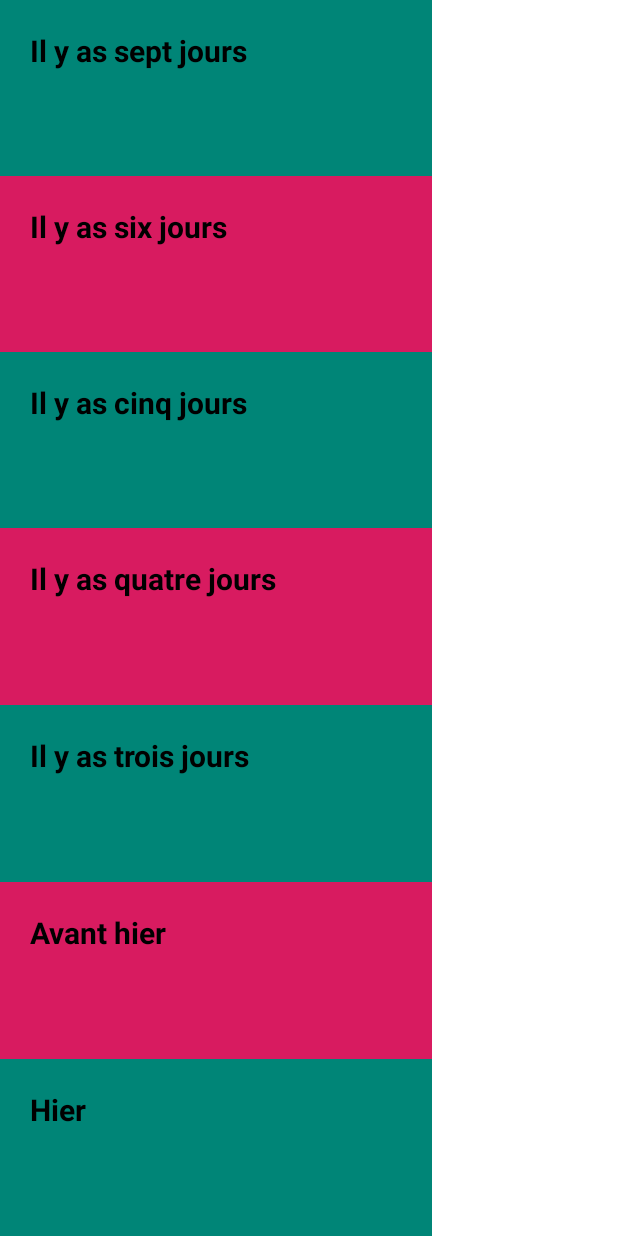
After one commit to thomas25520/MoodTracker, an Android app: the layout history_view.xml on its own in the app's theme, with its tools: preview values and no code run, on a phone screen of 412 x 824 dp. The commit adds this screen. Run offline under Robolectric (Android 15) with nearby library versions, the phone set to English and light mode, and no system bars.

Commit message:
[ADD] -- History view design --

```diff
--- /dev/null
+++ b/app/src/main/res/layout/history_view.xml
@@ -0,0 +1,182 @@
+<?xml version="1.0" encoding="utf-8"?>
+<LinearLayout xmlns:android="http://schemas.android.com/apk/res/android"
+    android:layout_width="match_parent"
+    android:layout_height="match_parent"
+    android:orientation="vertical">
+
+    <LinearLayout
+        android:layout_width="match_parent"
+        android:layout_height="0dp"
+        android:layout_weight="1"
+        android:orientation="horizontal">
+
+        <TextView
+            android:layout_width="0dp"
+            android:layout_height="match_parent"
+            android:layout_weight="0.7"
+            android:background="@color/colorPrimary"
+            android:padding="20dp"
+            android:text="@string/d_7"
+            android:textColor="#000000"
+            android:textSize="20sp"
+            android:textStyle="bold" />
+
+        <ImageView
+            android:layout_width="0dp"
+            android:layout_height="match_parent"
+            android:layout_weight="0.3"
+            android:background="#fff" />
+
+    </LinearLayout>
+
+    <LinearLayout
+        android:layout_width="match_parent"
+        android:layout_height="0dp"
+        android:layout_weight="1"
+        android:orientation="horizontal">
+
+        <TextView
+            android:layout_width="0dp"
+            android:layout_height="match_parent"
+            android:layout_weight="0.7"
+            android:background="@color/colorAccent"
+            android:padding="20dp"
+            android:text="@string/d_6"
+            android:textColor="#000000"
+            android:textSize="20sp"
+            android:textStyle="bold" />
+
+        <TextView
+            android:layout_width="0dp"
+            android:layout_height="match_parent"
+            android:layout_weight="0.3"
+            android:background="#fff" />
+
+    </LinearLayout>
+
+    <LinearLayout
+        android:layout_width="match_parent"
+        android:layout_height="0dp"
+        android:layout_weight="1"
+        android:orientation="horizontal">
+
+        <TextView
+            android:layout_width="0dp"
+            android:layout_height="match_parent"
+            android:layout_weight="0.7"
+            android:background="@color/colorPrimary"
+            android:padding="20dp"
+            android:text="@string/d_5"
+            android:textColor="#000000"
+            android:textSize="20sp"
+            android:textStyle="bold" />
+
+        <TextView
+            android:layout_width="0dp"
+            android:layout_height="match_parent"
+            android:layout_weight="0.3"
+            android:background="#fff" />
+
+    </LinearLayout>
+
+    <LinearLayout
+        android:layout_width="match_parent"
+        android:layout_height="0dp"
+        android:layout_weight="1"
+        android:orientation="horizontal">
+
+        <TextView
+            android:layout_width="0dp"
+            android:layout_height="match_parent"
+            android:layout_weight="0.7"
+            android:background="@color/colorAccent"
+            android:padding="20dp"
+            android:text="@string/d_4"
+            android:textColor="#000000"
+            android:textSize="20sp"
+            android:textStyle="bold" />
+
+        <TextView
+            android:layout_width="0dp"
+            android:layout_height="match_parent"
+            android:layout_weight="0.3"
+            android:background="#fff" />
+
+    </LinearLayout>
+
+    <LinearLayout
+        android:layout_width="match_parent"
+        android:layout_height="0dp"
+        android:layout_weight="1"
+        android:orientation="horizontal">
+
+        <TextView
+            android:layout_width="0dp"
+            android:layout_height="match_parent"
+            android:layout_weight="0.7"
+            android:background="@color/colorPrimary"
+            android:padding="20dp"
+            android:text="@string/d_3"
+            android:textColor="#000000"
+            android:textSize="20sp"
+            android:textStyle="bold" />
+
+        <TextView
+            android:layout_width="0dp"
+            android:layout_height="match_parent"
+            android:layout_weight="0.3"
+            android:background="#fff" />
+
+    </LinearLayout>
+
+    <LinearLayout
+        android:layout_width="match_parent"
+        android:layout_height="0dp"
+        android:layout_weight="1"
+        android:orientation="horizontal">
+
+        <TextView
+            android:layout_width="0dp"
+            android:layout_height="match_parent"
+            android:layout_weight="0.7"
+            android:background="@color/colorAccent"
+            android:padding="20dp"
+            android:text="@string/d_2"
+            android:textColor="#000000"
+            android:textSize="20sp"
+            android:textStyle="bold" />
+
+        <TextView
+            android:layout_width="0dp"
+            android:layout_height="match_parent"
+            android:layout_weight="0.3"
+            android:background="#fff" />
+
+    </LinearLayout>
+
+    <LinearLayout
+        android:layout_width="match_parent"
+        android:layout_height="0dp"
+        android:layout_weight="1"
+        android:orientation="horizontal">
+
+        <TextView
+            android:layout_width="0dp"
+            android:layout_height="match_parent"
+            android:layout_weight="0.7"
+            android:background="@color/colorPrimary"
+            android:padding="20dp"
+            android:text="@string/d_1"
+            android:textColor="#000000"
+            android:textSize="20sp"
+            android:textStyle="bold" />
+
+        <TextView
+            android:layout_width="0dp"
+            android:layout_height="match_parent"
+            android:layout_weight="0.3"
+            android:background="#fff" />
+
+    </LinearLayout>
+
+</LinearLayout>
--- a/app/src/main/res/values/strings.xml
+++ b/app/src/main/res/values/strings.xml
@@ -5,5 +5,12 @@
     <string name="history_button">history_button</string>
     <string name="mood_image">mood_image</string>
     <string name="add_mood_button">add_mood_button</string>
+    <string name="d_7">Il y as sept jours</string>
+    <string name="d_6">Il y as six jours</string>
+    <string name="d_5">Il y as cinq jours</string>
+    <string name="d_4">Il y as quatre jours</string>
+    <string name="d_3">Il y as trois jours</string>
+    <string name="d_2">Avant hier</string>
+    <string name="d_1">Hier</string>
 
 </resources>
```
Also changed, not shown: app/src/main/res/drawable/ic_comment_black_48px.png.
